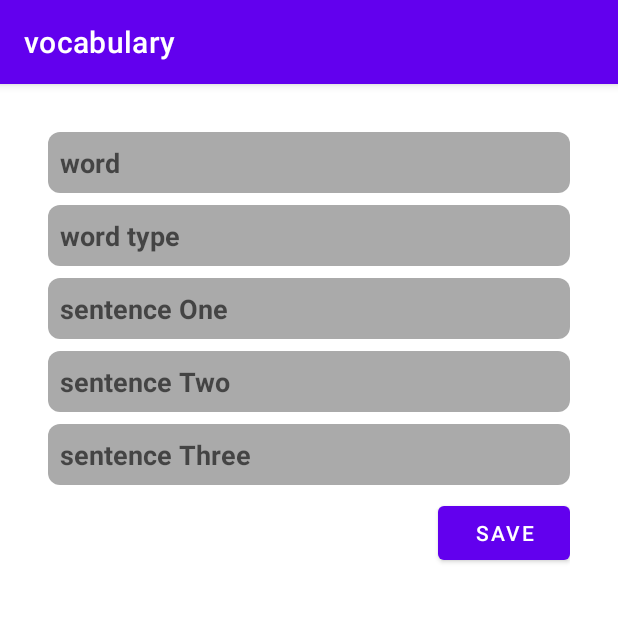
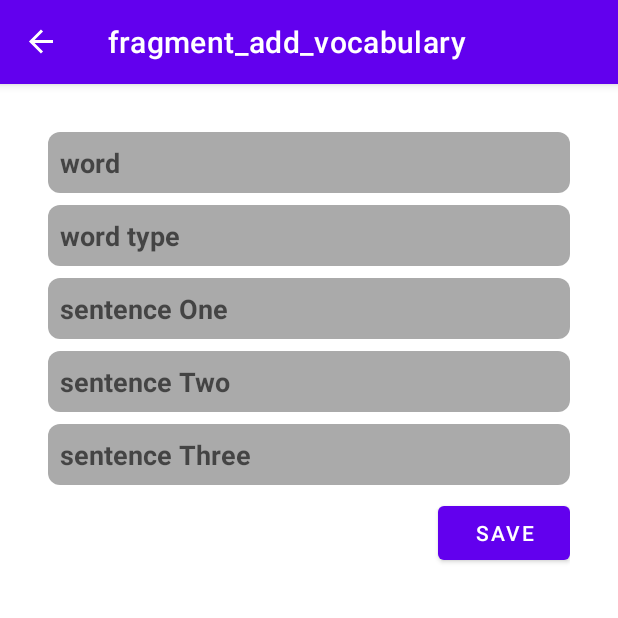
Before and after one commit to vahidmohammadisan/Template, an Android app: the AddVocabularyFragment screen opened through its navigation route, after a tap on "SAVE", on a phone screen of 412 x 824 dp, the top half of it. Run offline under Robolectric (Android 15) with nearby library versions, the phone set to English and light mode, and no system bars; our stand-ins replace Dagger/Hilt's generated code, Room's generated code, navigation-ui.

Commit message:
fix some issues

```diff
--- a/build.gradle
+++ b/build.gradle
@@ -7,7 +7,7 @@ buildscript {
         lifecycle_version = "2.3.1"
         room_version = "2.3.0"
         moshi_version = "1.6.0"
-        nav_version = "2.3.0"
+        nav_version = "2.3.5"
         hilt_version = '2.37'
         fragment_version = '1.3.4'
         paging_version = '3.0.0'
@@ -18,10 +18,10 @@ buildscript {
         mavenCentral()
     }
     dependencies {
-        classpath "com.android.tools.build:gradle:7.0.2"
+        classpath "com.android.tools.build:gradle:7.0.3"
         classpath "org.jetbrains.kotlin:kotlin-gradle-plugin:$kotlin_version"
         classpath "com.google.dagger:hilt-android-gradle-plugin:$hilt_version"
-        classpath("androidx.navigation:navigation-safe-args-gradle-plugin:$nav_version")
+        classpath "androidx.navigation:navigation-safe-args-gradle-plugin:$nav_version"
 
         // NOTE: Do not place your application dependencies here; they belong
         // in the individual module build.gradle files
--- a/presentation/src/main/java/ir/vahidmohammadisan/vocabulary/MainActivity.kt
+++ b/presentation/src/main/java/ir/vahidmohammadisan/vocabulary/MainActivity.kt
@@ -2,7 +2,12 @@ package ir.vahidmohammadisan.vocabulary
 
 import android.os.Bundle
 import androidx.appcompat.app.AppCompatActivity
+import androidx.navigation.NavController
+import androidx.navigation.Navigation
 import androidx.navigation.Navigation.findNavController
+import androidx.navigation.fragment.NavHostFragment
+import androidx.navigation.ui.NavigationUI
+import androidx.navigation.ui.setupActionBarWithNavController
 import dagger.hilt.android.AndroidEntryPoint
 import ir.vahidmohammadisan.vocabulary.databinding.ActivityMainBinding
 
@@ -10,14 +15,23 @@ import ir.vahidmohammadisan.vocabulary.databinding.ActivityMainBinding
 class MainActivity : AppCompatActivity() {
 
     private lateinit var binding: ActivityMainBinding
+    lateinit var navController: NavController
 
     override fun onCreate(savedInstanceState: Bundle?) {
         super.onCreate(savedInstanceState)
         binding = ActivityMainBinding.inflate(layoutInflater)
         setContentView(binding.root)
-
+        initViews()
     }
 
-    override fun onSupportNavigateUp() =
-        findNavController(this, R.id.nav_host_fragment).navigateUp()
+    private fun initViews() {
+        val navHostFragment =
+            supportFragmentManager.findFragmentById(R.id.nav_host_fragment) as NavHostFragment
+        navController = navHostFragment.navController
+        setupActionBarWithNavController(navController)
+    }
+
+    override fun onSupportNavigateUp(): Boolean {
+        return navController.navigateUp() || super.onSupportNavigateUp()
+    }
 }
--- /dev/null
+++ b/presentation/src/main/java/ir/vahidmohammadisan/vocabulary/features/base/fragment/BaseFragment.kt
@@ -0,0 +1,27 @@
+package ir.vahidmohammadisan.vocabulary.features.base.fragment
+
+import android.os.Bundle
+import android.view.LayoutInflater
+import android.view.View
+import android.view.ViewGroup
+import androidx.fragment.app.Fragment
+import androidx.viewbinding.ViewBinding
+
+abstract class BaseFragment<VB : ViewBinding> : Fragment() {
+
+    private var _bindingInflater: VB? = null
+    protected val _binding: VB? get() = _bindingInflater
+
+    abstract val bindingInflater: (LayoutInflater, ViewGroup?, Boolean) -> VB
+
+    override fun onCreateView(inflater: LayoutInflater, container: ViewGroup?, savedInstanceState: Bundle?): View? {
+
+        _bindingInflater = bindingInflater(inflater, container, false)
+        return _bindingInflater?.root
+    }
+
+    override fun onDestroyView() {
+        super.onDestroyView()
+        _bindingInflater = null
+    }
+}
--- a/presentation/src/main/java/ir/vahidmohammadisan/vocabulary/features/vocabulary/AddVocabularyFragment.kt
+++ b/presentation/src/main/java/ir/vahidmohammadisan/vocabulary/features/vocabulary/AddVocabularyFragment.kt
@@ -4,46 +4,33 @@ import android.os.Bundle
 import android.view.LayoutInflater
 import android.view.View
 import android.view.ViewGroup
-import androidx.fragment.app.Fragment
 import androidx.fragment.app.viewModels
-import androidx.navigation.Navigation
-import androidx.navigation.findNavController
-import androidx.navigation.fragment.findNavController
-import com.google.android.material.bottomsheet.BottomSheetDialogFragment
 import dagger.hilt.android.AndroidEntryPoint
 import ir.vahidmohammadisan.domain.model.Vocabs
-import ir.vahidmohammadisan.vocabulary.R
 import ir.vahidmohammadisan.vocabulary.databinding.FragmentAddVocabularyBinding
+import ir.vahidmohammadisan.vocabulary.features.base.fragment.BaseFragment
 
 @AndroidEntryPoint
-class AddVocabularyFragment : Fragment() {
+class AddVocabularyFragment : BaseFragment<FragmentAddVocabularyBinding>() {
 
     private val viewModel by viewModels<VocabularyViewModel>()
-    private var binding: FragmentAddVocabularyBinding? = null
 
-    override fun onCreateView(
-        inflater: LayoutInflater, container: ViewGroup?,
-        savedInstanceState: Bundle?
-    ): View? {
-        binding = FragmentAddVocabularyBinding.inflate(inflater, container, false)
-        return binding!!.root
-    }
+    override val bindingInflater: (LayoutInflater, ViewGroup?, Boolean) -> FragmentAddVocabularyBinding
+        get() = FragmentAddVocabularyBinding::inflate
 
     override fun onViewCreated(view: View, savedInstanceState: Bundle?) {
         super.onViewCreated(view, savedInstanceState)
 
-        binding!!.save.setOnClickListener {
+        _binding?.save?.setOnClickListener {
             viewModel.insertVocabulary(
                 Vocabs(
-                    binding!!.word.text.toString(),
-                    binding!!.type.text.toString(),
-                    binding!!.sOne.text.toString(),
-                    binding!!.sTwo.text.toString(),
-                    binding!!.sThree.text.toString()
+                    _binding?.word?.text.toString(),
+                    _binding?.type?.text.toString(),
+                    _binding?.sOne?.text.toString(),
+                    _binding?.sTwo?.text.toString(),
+                    _binding?.sThree?.text.toString()
                 )
             )
-            //findNavController().navigate(R.id.vocabularyFragment)
-
         }
     }
 }
--- a/presentation/src/main/java/ir/vahidmohammadisan/vocabulary/features/vocabulary/VocabularyFragment.kt
+++ b/presentation/src/main/java/ir/vahidmohammadisan/vocabulary/features/vocabulary/VocabularyFragment.kt
@@ -4,57 +4,44 @@ import android.os.Bundle
 import android.view.LayoutInflater
 import android.view.View
 import android.view.ViewGroup
-import androidx.fragment.app.Fragment
 import androidx.fragment.app.viewModels
-import androidx.navigation.findNavController
 import androidx.navigation.fragment.findNavController
 import androidx.recyclerview.widget.LinearLayoutManager
 import dagger.hilt.android.AndroidEntryPoint
 import ir.vahidmohammadisan.domain.model.Vocabs
 import ir.vahidmohammadisan.vocabulary.R
 import ir.vahidmohammadisan.vocabulary.databinding.FragmentVocabularyBinding
+import ir.vahidmohammadisan.vocabulary.features.base.fragment.BaseFragment
 
 @AndroidEntryPoint
-class VocabularyFragment : Fragment() {
+class VocabularyFragment : BaseFragment<FragmentVocabularyBinding>() {
 
     private val viewModel by viewModels<VocabularyViewModel>()
-    private var _binding: FragmentVocabularyBinding? = null
-    private val binding get() = _binding!!
     private lateinit var list: List<Vocabs>
+
+    override val bindingInflater: (LayoutInflater, ViewGroup?, Boolean) -> FragmentVocabularyBinding
+        get() = FragmentVocabularyBinding::inflate
 
     private val vocabularyAdapter by lazy {
         VocabularyAdapter(list)
     }
 
-    override fun onCreateView(
-        inflater: LayoutInflater,
-        container: ViewGroup?,
-        savedInstanceState: Bundle?
-    ): View {
-        _binding = FragmentVocabularyBinding.inflate(layoutInflater, container, false)
-        return binding.root
-    }
-
     override fun onViewCreated(view: View, savedInstanceState: Bundle?) {
         super.onViewCreated(view, savedInstanceState)
+
         postponeEnterTransition()
 
-        binding.recyclerView.layoutManager = LinearLayoutManager(activity)
+        _binding?.recyclerView?.layoutManager = LinearLayoutManager(activity)
 
         viewModel.vocabularyList.observe(viewLifecycleOwner, {
             list = it
-            binding.recyclerView.adapter = vocabularyAdapter
+            _binding?.recyclerView?.adapter = vocabularyAdapter
             vocabularyAdapter.notifyDataSetChanged()
         })
 
-        binding.btnAddVocabulary.setOnClickListener {
-            findNavController().navigate(R.id.addVocabularyFragment)
+        _binding?.btnAddVocabulary?.setOnClickListener {
+            findNavController().navigate(R.id.action_vocabularyFragment_to_addVocabularyFragment)
         }
 
     }
-
-    override fun onDestroyView() {
-        super.onDestroyView()
-        _binding = null
-    }
 }
--- a/presentation/src/main/res/layout/activity_main.xml
+++ b/presentation/src/main/res/layout/activity_main.xml
@@ -6,7 +6,7 @@
     android:layout_height="match_parent"
     tools:context=".MainActivity">
 
-    <fragment
+    <androidx.fragment.app.FragmentContainerView
         android:id="@+id/nav_host_fragment"
         android:name="androidx.navigation.fragment.NavHostFragment"
         android:layout_width="0dp"
--- a/presentation/src/main/res/layout/fragment_vocabulary.xml
+++ b/presentation/src/main/res/layout/fragment_vocabulary.xml
@@ -21,8 +21,6 @@
         android:layout_height="wrap_content"
         android:layout_marginStart="8dp"
         android:layout_marginBottom="8dp"
-        android:backgroundTint="@android:color/holo_purple"
-        android:src="@android:drawable/ic_input_add"
         app:layout_constraintBottom_toBottomOf="parent"
         app:layout_constraintStart_toStartOf="@+id/recycler_view" />
 
--- a/presentation/src/main/res/navigation/main_nav_graph.xml
+++ b/presentation/src/main/res/navigation/main_nav_graph.xml
@@ -2,7 +2,7 @@
 <navigation xmlns:android="http://schemas.android.com/apk/res/android"
     xmlns:app="http://schemas.android.com/apk/res-auto"
     xmlns:tools="http://schemas.android.com/tools"
-    android:id="@+id/main_nav_graph.xml"
+    android:id="@+id/main_nav_graph"
     app:startDestination="@id/vocabularyFragment">
 
     <fragment
```
Also changed, not shown: presentation/build.gradle (+14 -15 lines).
